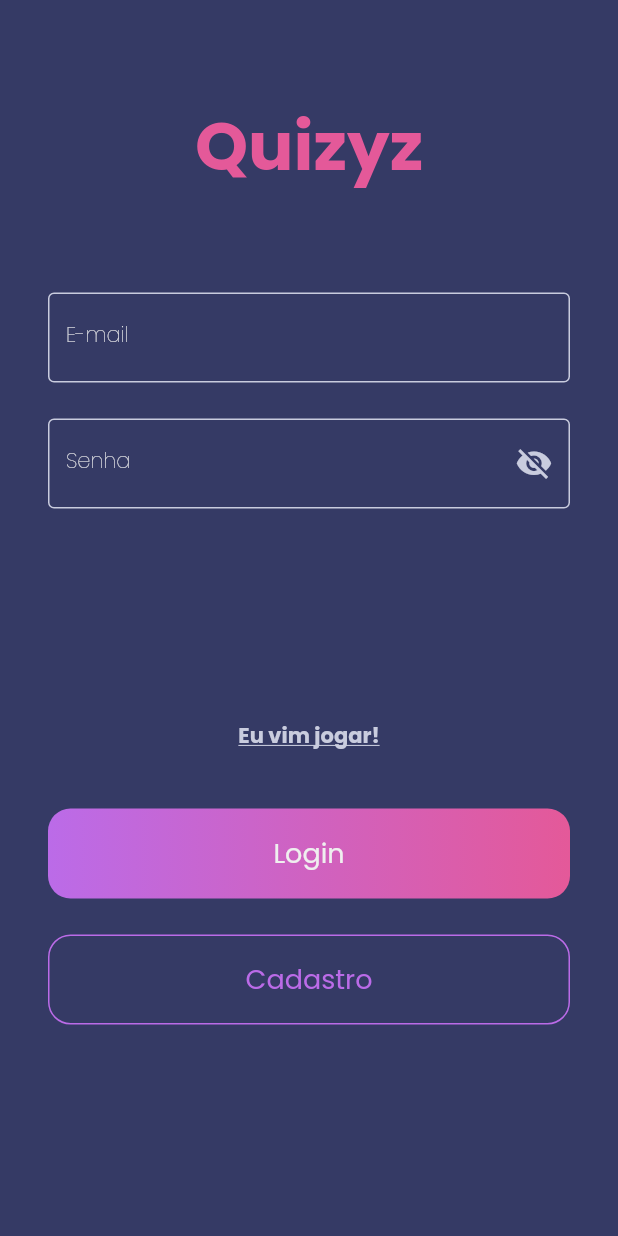
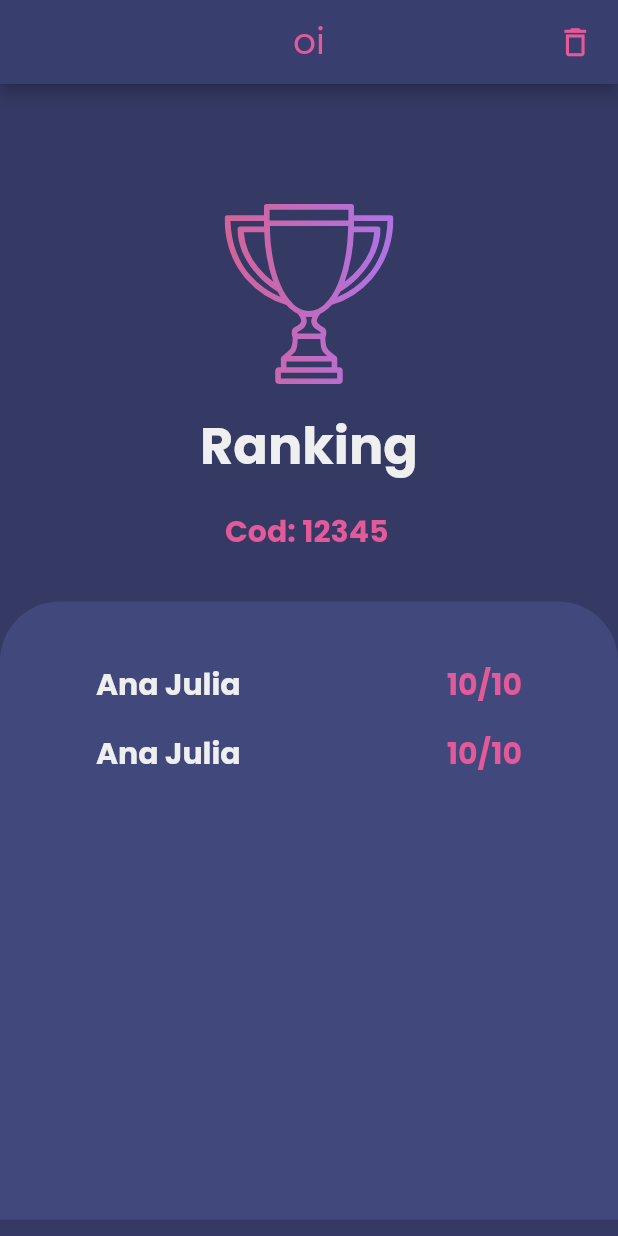
Before and after one commit to estermabel/quizyz, a Flutter app: the screen it shows after launch, on a phone screen of 412 x 824 dp. Run offline on Flutter 3.47's test engine with Material 2 defaults, Android fonts, the phone set to English and light mode, and no system bars; our stand-ins replace bubble_bottom_bar, dio, flutter_svg, google_fonts, liquid_pull_to_refresh, pull_to_refresh and 3 more; accounts and stored records are empty.

Commit message:
RankingPage e RankingBloc criados

```diff
--- /dev/null
+++ b/lib/bloc/ranking_bloc.dart
@@ -0,0 +1,13 @@
+import 'dart:async';
+
+import 'package:flutter/cupertino.dart';
+import 'package:quizyz/model/Jogador.dart';
+import 'package:quizyz/model/Quiz.dart';
+import 'package:quizyz/service/config/base_response.dart';
+
+class RankingBloc {
+  StreamController<BaseResponse<List<Jogador>>> _rankingController;
+  Stream<BaseResponse<List<Jogador>>> get jogadorStream =>
+      _rankingController.stream;
+  Sink<BaseResponse<List<Jogador>>> get jogadorSink => _rankingController.sink;
+}
--- a/lib/main.dart
+++ b/lib/main.dart
@@ -1,5 +1,6 @@
 import 'package:flutter/material.dart';
 import 'package:quizyz/db/data_base_helper.dart';
+import 'package:quizyz/pages/home/game/ranking_page.dart';
 import 'package:quizyz/pages/splash_page.dart';
 import 'package:quizyz/utils/style/themes/base_theme.dart';
 
@@ -16,7 +17,7 @@ class MyApp extends StatelessWidget {
       title: 'Quizyz',
       debugShowCheckedModeBanner: false,
       theme: baseTheme,
-      home: SplashPage(),
+      home: RankingPage(),
     );
   }
 }
--- /dev/null
+++ b/lib/pages/home/game/ranking_page.dart
@@ -0,0 +1,166 @@
+import 'package:flutter/material.dart';
+import 'package:flutter_svg/flutter_svg.dart';
+import 'package:quizyz/bloc/ranking_bloc.dart';
+import 'package:quizyz/model/Quiz.dart';
+import 'package:quizyz/utils/style/colors.dart';
+
+class RankingPage extends StatefulWidget {
+  final Quiz quiz;
+  final bool hasAppBar;
+  final String textButtom;
+  final Function onTap;
+
+  const RankingPage(
+      {Key key, this.quiz, this.hasAppBar, this.textButtom, this.onTap})
+      : super(key: key);
+  @override
+  _RankingPageState createState() => _RankingPageState();
+}
+
+class _RankingPageState extends State<RankingPage> {
+  RankingBloc _bloc = RankingBloc();
+
+  @override
+  Widget build(BuildContext context) {
+    return Scaffold(
+      appBar: rankingAppBar(),
+      body: SingleChildScrollView(
+        child: Center(
+          child: Column(
+            children: [
+              Padding(
+                padding: const EdgeInsets.only(top: 80),
+                child: Container(
+                  child: SvgPicture.asset(
+                    "images/trophy.svg",
+                    alignment: Alignment.center,
+                    height: 120,
+                    width: 120,
+                  ),
+                ),
+              ),
+              Padding(
+                padding: const EdgeInsets.only(top: 16),
+                child: Text(
+                  "Ranking",
+                  style: Theme.of(context).textTheme.headline4.copyWith(
+                        fontWeight: FontWeight.bold,
+                      ),
+                ),
+              ),
+              Padding(
+                padding: const EdgeInsets.only(top: 16),
+                child: SelectableText(
+                  "Cod: 12345",
+                  style: Theme.of(context).textTheme.headline6.copyWith(
+                        color: accentColor,
+                        fontWeight: FontWeight.bold,
+                      ),
+                ),
+              ),
+              Padding(
+                padding: const EdgeInsets.only(top: 32),
+                child: Container(
+                  height: MediaQuery.of(context).size.height * 0.5,
+                  decoration: BoxDecoration(
+                    color: backgroundContainerColor,
+                    borderRadius: BorderRadius.only(
+                      topLeft: Radius.circular(40),
+                      topRight: Radius.circular(40),
+                    ),
+                  ),
+                  child: Padding(
+                    padding: const EdgeInsets.fromLTRB(64, 40, 64, 16),
+                    child: ListView(
+                      children: [
+                        Row(
+                          mainAxisAlignment: MainAxisAlignment.spaceBetween,
+                          children: [
+                            Text(
+                              "Ana Julia",
+                              style: Theme.of(context)
+                                  .textTheme
+                                  .headline6
+                                  .copyWith(
+                                    fontWeight: FontWeight.bold,
+                                  ),
+                            ),
+                            Text(
+                              "10/10",
+                              style: Theme.of(context)
+                                  .textTheme
+                                  .headline6
+                                  .copyWith(
+                                    color: accentColor,
+                                    fontWeight: FontWeight.bold,
+                                  ),
+                            ),
+                          ],
+                        ),
+                        Padding(
+                          padding: const EdgeInsets.only(top: 16),
+                          child: Row(
+                            mainAxisAlignment: MainAxisAlignment.spaceBetween,
+                            children: [
+                              Text(
+                                "Ana Julia",
+                                style: Theme.of(context)
+                                    .textTheme
+                                    .headline6
+                                    .copyWith(
+                                      fontWeight: FontWeight.bold,
+                                    ),
+                              ),
+                              Text(
+                                "10/10",
+                                style: Theme.of(context)
+                                    .textTheme
+                                    .headline6
+                                    .copyWith(
+                                      color: accentColor,
+                                      fontWeight: FontWeight.bold,
+                                    ),
+                              ),
+                            ],
+                          ),
+                        ),
+                      ],
+                    ),
+                  ),
+                ),
+              ),
+            ],
+          ),
+        ),
+      ),
+    );
+  }
+
+  AppBar rankingAppBar() {
+    return AppBar(
+      centerTitle: true,
+      title: Text(
+        "oi",
+        style: Theme.of(context).textTheme.headline5.copyWith(
+              color: accentColor,
+            ),
+      ),
+      actions: [
+        GestureDetector(
+          onTap: () {},
+          child: Padding(
+            padding: EdgeInsets.only(right: 16),
+            child: IconTheme(
+              data: Theme.of(context).iconTheme.copyWith(
+                    color: accentColor,
+                  ),
+              child: Icon(
+                Icons.delete_outline,
+              ),
+            ),
+          ),
+        ),
+      ],
+    );
+  }
+}
```
